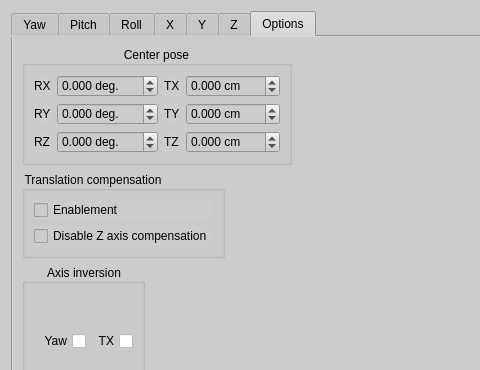
Qt form facetracknoir/ftnoir_curves.ui (opentrack/opentrack) before a commit; both pictures show x 0 to 480 and y 0 to 370 of the 970 by 655 pixel window.
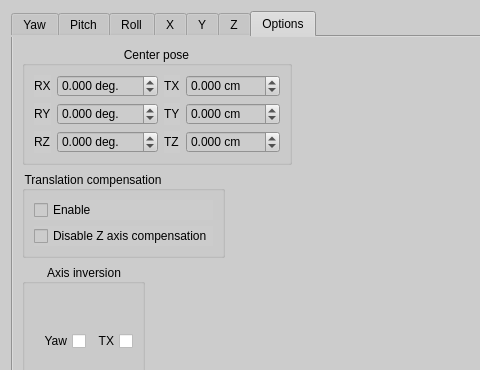
The same form after that commit. Icons and pictures are not drawn. Custom widgets are drawn as their Qt base class.

Commit message: ui: enablement -> enable

```diff
--- a/facetracknoir/ftnoir_curves.ui
+++ b/facetracknoir/ftnoir_curves.ui
@@ -760,7 +760,7 @@
              <string notr="true"/>
             </property>
             <property name="text">
-             <string>Enablement</string>
+             <string>Enable</string>
             </property>
            </widget>
           </item>
```
